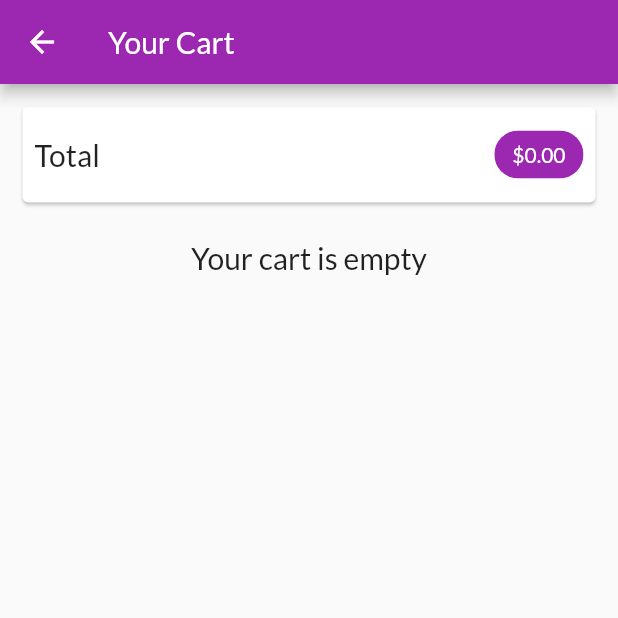
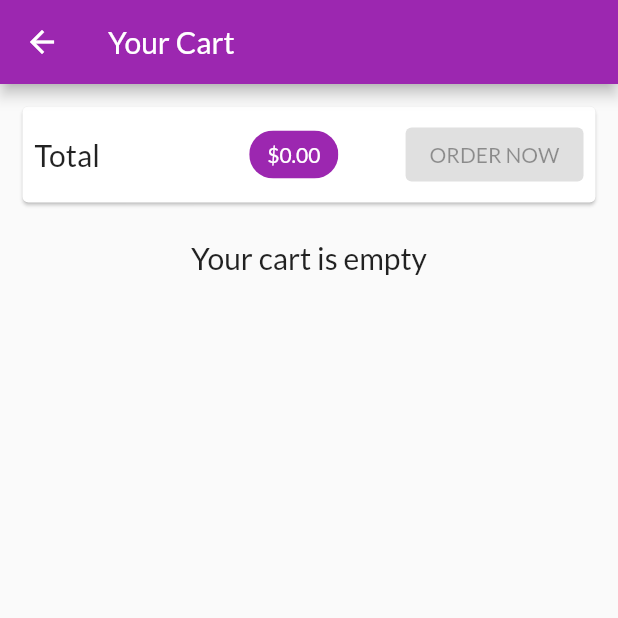
Before and after one commit to rafaeltorquato/flutter_course_app_4, a Flutter app: the CartScreen screen opened by its route, on a phone screen of 412 x 824 dp, the top half of it. Run offline on Flutter 3.47's test engine with Material 2 defaults, Android fonts, the phone set to English and light mode, and no system bars; statements that could not run were skipped.

Commit message:
✨ Removing items from the cart.

```diff
--- a/lib/screens/cart_screen.dart
+++ b/lib/screens/cart_screen.dart
@@ -1,6 +1,7 @@
 import 'package:flutter/material.dart';
 import 'package:provider/provider.dart';
 
+import '../utils/app_colors.dart';
 import '../widgets/cart_item.dart';
 import '../providers/cart.dart';
 import '../utils/format_utils.dart';
@@ -36,14 +37,14 @@ class CartScreen extends StatelessWidget {
                         FormatUtils.currency(cart.totalAmount),
                         style: const TextStyle(color: Colors.white),
                       ),
-                      backgroundColor: Theme.of(context).primaryColor,
+                      backgroundColor: AppColors.primary,
                     ),
-                    if (cart.totalProducts > 0)
-                      ElevatedButton(
-                        onPressed: () {},
-                        child: const Text('ORDER NOW'),
-                        style: ElevatedButton.styleFrom(primary: Colors.red),
-                      )
+                    ElevatedButton(
+                      onPressed: cart.totalProducts > 0 ? () {} : null,
+                      child: const Text('ORDER NOW'),
+                      style: ElevatedButton.styleFrom(
+                          primary: AppColors.secondary),
+                    )
                   ],
                 ),
               ),
@@ -61,6 +62,7 @@ class CartScreen extends StatelessWidget {
                 itemBuilder: (ctx, idx) {
                   ProductInCart productInCart = cart.getItemAt(idx);
                   return CartItem(
+                    onRemove: (productInCart) => cart.removeItem(productInCart),
                     key: ValueKey(productInCart.id),
                     productInCart: productInCart,
                   );
--- a/lib/utils/app_colors.dart
+++ b/lib/utils/app_colors.dart
@@ -2,5 +2,6 @@ import 'package:flutter/material.dart';
 
 class AppColors {
   static const Color primary = Colors.purple;
-  static final Color secondary = Colors.deepOrange;
+  static const Color secondary = Colors.deepOrange;
+  static final Color error = Colors.red.shade300;
 }
--- a/lib/widgets/cart_badge.dart
+++ b/lib/widgets/cart_badge.dart
@@ -1,6 +1,8 @@
 import 'package:flutter/material.dart';
-import 'package:flutter_course_app_4/providers/cart.dart';
 import 'package:provider/provider.dart';
+
+import '../providers/cart.dart';
+import '../utils/app_colors.dart';
 
 class CartBadge extends StatelessWidget {
   final VoidCallback onPressed;
@@ -26,7 +28,7 @@ class CartBadge extends StatelessWidget {
               height: 16,
               alignment: Alignment.center,
               decoration: BoxDecoration(
-                  color: Colors.orange,
+                  color: AppColors.secondary,
                   borderRadius: BorderRadius.circular(10)),
               child: Consumer<Cart>(
                 builder: (ctx, cart, child) => Text(
```
Also changed, not shown: lib/providers/cart.dart (+7 -2 lines), lib/widgets/cart_item.dart (+35 -18 lines).
